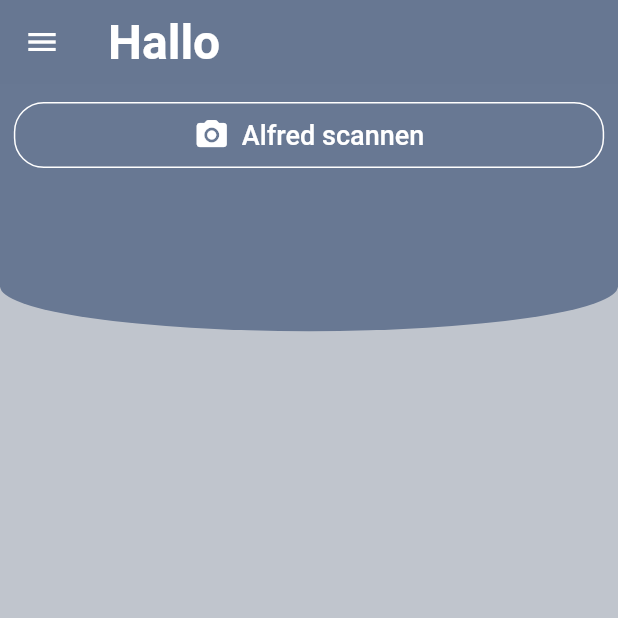
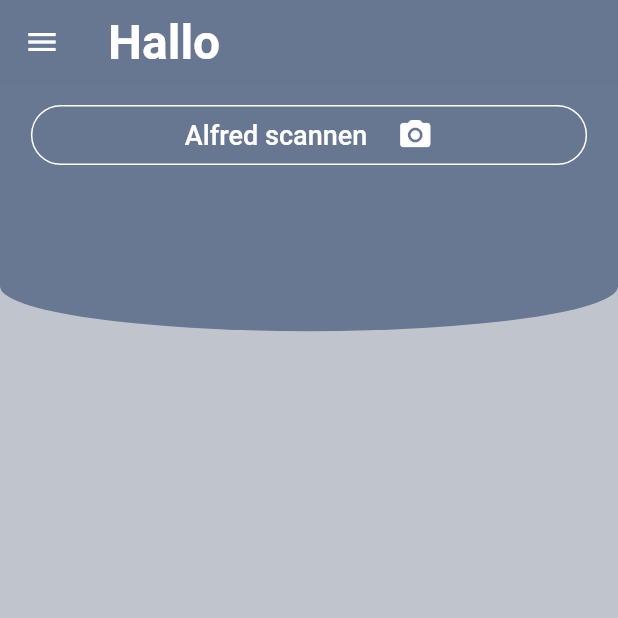
Before and after one commit to lisaschulzke/coTWO_flutter, a Flutter app: the screen it shows after launch, on a phone screen of 412 x 824 dp, the top half of it. Run offline on Flutter 3.47's test engine with Material 2 defaults, Android fonts, the phone set to English and light mode, and no system bars; our stand-ins replace animated_background, fl_chart, toggle_switch; missing offline and left inert: qr_mobile_vision.

```diff
--- a/lib/compnents/custom_scaffold.dart
+++ b/lib/compnents/custom_scaffold.dart
@@ -15,6 +15,8 @@ class CustomScaffold extends StatelessWidget {
   CustomScaffold(
       {Key key, @required this.children, @required this.title, this.subtitle})
       : super(key: key);
+
+
 
   @override
   Widget build(BuildContext context) {
--- a/lib/main.dart
+++ b/lib/main.dart
@@ -78,6 +78,7 @@ class _HomeState extends State<Home> with TickerProviderStateMixin {
       child: Container(
         height: MediaQuery.of(context).size.height,
         width: MediaQuery.of(context).size.width,
+        // Consumer ruft diesen einen Change Notifier auf, und erlaubt Datenzugriff auf StateControl
         child: Consumer<StateControl>(
           builder: (context, stateControl, child) {
             return GridView.builder(
@@ -91,8 +92,7 @@ class _HomeState extends State<Home> with TickerProviderStateMixin {
               itemBuilder: (BuildContext context, int index) {
                 return CustomCard(
                     particleCount: (index + 1) * 50,
-                    title: stateControl.rooms[index]["title"],
-                    subtitle: stateControl.rooms[index]["subtitle"],
+                    room: stateControl.rooms[index],
                     color: Colors.greenAccent);
               },
             );
@@ -107,19 +107,51 @@ class _HomeState extends State<Home> with TickerProviderStateMixin {
       top: 10,
       width: MediaQuery.of(context).size.width,
       child: Center(
-        child:
-        OutlineButton.icon(
-            icon: Icon(Icons.camera_alt_rounded),
+          child: Container(
+            width: MediaQuery.of(context).size.width*0.9,
+            child: FlatButton(
+              height: 40,
+                color: Color(0xff677792),
+                shape: RoundedRectangleBorder(side: BorderSide(
+              color: Colors.white,
+              width: 1,
+              style: BorderStyle.solid
+            ), borderRadius: BorderRadius.circular(20)),
                 onPressed: () {
                   Navigator.push(
                     context,
                     MaterialPageRoute(builder: (context) => Scan()),
                   );
                 },
-            label: Text("Alfred scannen", style: TextStyle(fontSize: 18),),
-            borderSide: BorderSide(color: Colors.white),
-            textColor: Colors.white,
-            padding: EdgeInsets.symmetric(horizontal: 120.0, vertical: 10.0)),
+                child: Center(
+                  child: Row(
+                    crossAxisAlignment: CrossAxisAlignment.center,
+                    mainAxisAlignment: MainAxisAlignment.center,
+                    children: [
+                      Container(
+                        padding: EdgeInsets.only(right: 20),
+                        child: Text(
+                          "Alfred scannen",
+                          style: TextStyle(fontSize: 18),
+                        ),
+                      ),
+                      Icon(Icons.camera_alt_rounded),
+                    ],
+                  ),
+                )),
+          )
+          // OutlineButton.icon(
+          //     onPressed: () {
+          //       Navigator.push(
+          //         context,
+          //         MaterialPageRoute(builder: (context) => Scan()),
+          //       );
+          //     },
+          //     label: Text("Alfred scannen", style: TextStyle(fontSize: 18),),
+          //     icon: Icon(Icons.camera_alt_rounded),
+          //     borderSide: BorderSide(color: Colors.white),
+          //     textColor: Colors.white,
+          //     padding: EdgeInsets.symmetric(horizontal: 120.0, vertical: 10.0)),
           ),
     );
   }
```
Also changed, not shown: backend_mock/room1.json (+24 -1 lines), backend_mock/room2.json (+24 -1 lines), backend_mock/room3.json (+24 -1 lines), backend_mock/room4.json (+24 -1 lines), backend_mock/room5.json (+24 -1 lines), backend_mock/room6.json (+24 -1 lines), backend_mock/room7.json (+24 -1 lines), backend_mock/room8.json (+24 -1 lines), lib/compnents/custom_card.dart (+7 -8 lines), lib/detail.dart (+23 -10 lines), lib/scan.dart (+14 -4 lines). Lines whose indentation alone changed are shown as unchanged.
